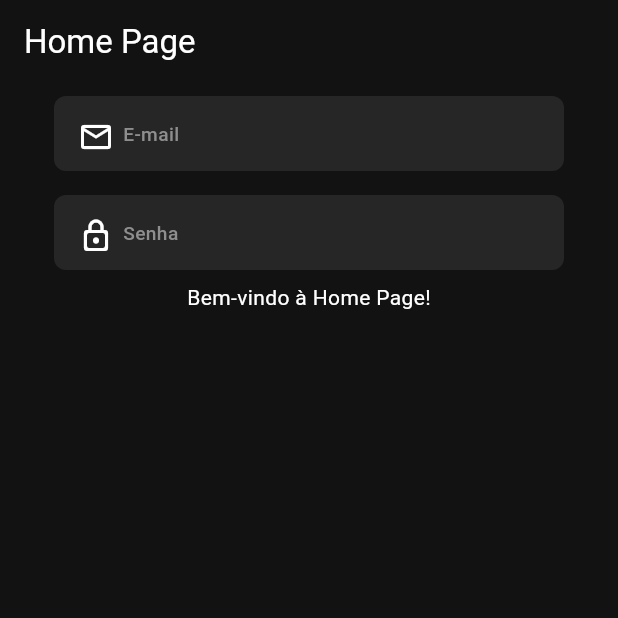
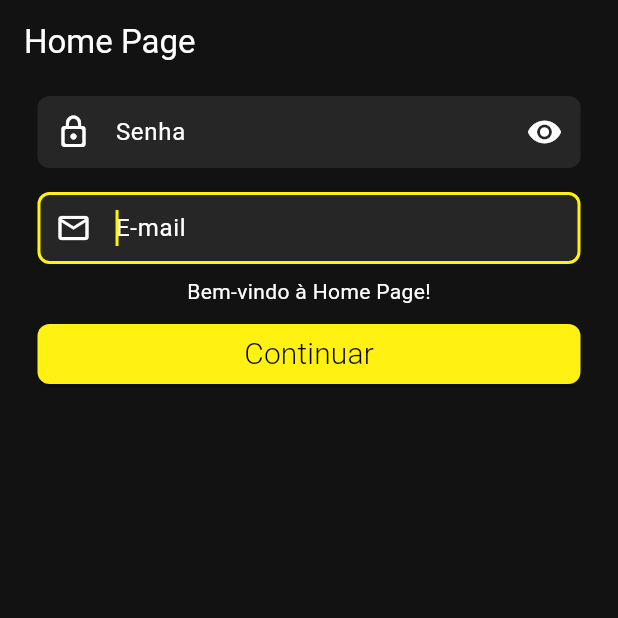
Before and after one commit to Ottenim/projetoDispositivosMoveis, a Flutter app: the HomePage screen opened directly, on a phone screen of 412 x 824 dp, the top half of it. Run offline on Flutter 3.47's test engine with Material 3 defaults, Android fonts, the phone set to English and light mode, and no system bars; our stand-ins replace cloud_firestore, email_validator, firebase_core, flutter_svg; accounts and stored records are empty.

Commit message:
Adiciona campos email e senha, theme, date_picker e text_field

```diff
--- a/lib/ui/pages/home_page.dart
+++ b/lib/ui/pages/home_page.dart
@@ -1,7 +1,10 @@
-import 'package:barber/ui/widgets/campo_texto.dart';
+import 'package:barber/ui/widgets/botao_continuar.dart';
+import 'package:barber/ui/widgets/campo_email.dart';
+import 'package:barber/ui/widgets/campo_senha.dart';
 import 'package:flutter/material.dart';
 
 class HomePage extends StatelessWidget {
+  final TextEditingController _controller = TextEditingController();
   @override
   Widget build(BuildContext context) {
     return Scaffold(
@@ -11,15 +14,10 @@ class HomePage extends StatelessWidget {
       body: Center(
           child: Column(
         children: [
-          CampoTexto(
-            icon: Icons.email_outlined,
-            hint: 'E-mail',
-          ),
-          CampoTexto(
-            icon: Icons.lock_outline_rounded,
-            hint: 'Senha',
-          ),
+          PasswordField(controller: _controller),
+          EmailFieldWidget(controller: _controller),
           Text("Bem-vindo à Home Page!"),
+          BotaoContinuar(text: "Continuar", onClicked: () {})
         ],
       )),
     );
--- /dev/null
+++ b/lib/ui/widgets/botao_continuar.dart
@@ -0,0 +1,36 @@
+import 'package:flutter/material.dart';
+
+class BotaoContinuar extends StatelessWidget {
+  final String text;
+  final VoidCallback onClicked;
+
+  const BotaoContinuar({
+    Key? key,
+    required this.text,
+    required this.onClicked,
+  }) : super(key: key);
+
+  @override
+  Widget build(BuildContext context) {
+    return Padding(
+      padding: const EdgeInsets.only(left: 25, right: 25, top: 8, bottom: 8),
+      child: ElevatedButton(
+        style: ElevatedButton.styleFrom(
+          minimumSize: const Size.fromHeight(40),
+          shape: RoundedRectangleBorder(
+            borderRadius: BorderRadius.circular(8),
+          ),
+          backgroundColor: const Color(0xFFFFF112),
+        ),
+        onPressed: onClicked,
+        child: FittedBox(
+          child: Text(
+            text,
+            style: const TextStyle(
+                fontSize: 20, color: Colors.black, fontWeight: FontWeight.w300),
+          ),
+        ),
+      ),
+    );
+  }
+}
--- /dev/null
+++ b/lib/ui/widgets/campo_email.dart
@@ -0,0 +1,65 @@
+import 'package:email_validator/email_validator.dart';
+import 'package:flutter/material.dart';
+
+class EmailFieldWidget extends StatefulWidget {
+  final TextEditingController controller;
+
+  const EmailFieldWidget({
+    Key? key,
+    required this.controller,
+  }) : super(key: key);
+
+  @override
+  _EmailFieldWidgetState createState() => _EmailFieldWidgetState();
+}
+
+class _EmailFieldWidgetState extends State<EmailFieldWidget> {
+  @override
+  void initState() {
+    super.initState();
+
+    widget.controller.addListener(onListen);
+  }
+
+  @override
+  void dispose() {
+    widget.controller.removeListener(onListen);
+    super.dispose();
+  }
+
+  void onListen() => setState(() {});
+
+  @override
+  Widget build(BuildContext context) {
+    return Padding(
+      padding: const EdgeInsets.only(left: 25, right: 25, top: 8, bottom: 8),
+      child: TextFormField(
+        controller: widget.controller,
+        decoration: InputDecoration(
+          hintText: 'E-mail',
+          filled: true,
+          fillColor: const Color(0xFF262626),
+          border: OutlineInputBorder(
+            borderRadius: BorderRadius.circular(8),
+            borderSide: BorderSide.none,
+          ),
+          focusedBorder: OutlineInputBorder(
+            borderRadius: BorderRadius.circular(8),
+            borderSide: const BorderSide(color: Color(0xFFFFF112), width: 2),
+          ),
+          prefixIcon: const Icon(Icons.email_outlined),
+          contentPadding:
+              const EdgeInsets.symmetric(vertical: 10.0, horizontal: 15),
+        ),
+        enableInteractiveSelection: false,
+        cursorColor: const Color(0xFFFFF112),
+        keyboardType: TextInputType.emailAddress,
+        autofillHints: [AutofillHints.email],
+        autofocus: true,
+        validator: (email) => email != null && !EmailValidator.validate(email)
+            ? 'Enter a valid email'
+            : null,
+      ),
+    );
+  }
+}
--- /dev/null
+++ b/lib/ui/widgets/campo_senha.dart
@@ -0,0 +1,60 @@
+import 'package:flutter/material.dart';
+import 'package:flutter/services.dart';
+
+class PasswordField extends StatefulWidget {
+  final TextEditingController controller;
+
+  const PasswordField({
+    Key? key,
+    required this.controller,
+  }) : super(key: key);
+
+  @override
+  _PasswordFieldState createState() => _PasswordFieldState();
+}
+
+class _PasswordFieldState extends State<PasswordField> {
+  bool isHidden = false;
+
+  @override
+  Widget build(BuildContext context) {
+    return Padding(
+      padding: const EdgeInsets.only(left: 25, right: 25, top: 8, bottom: 8),
+      child: TextFormField(
+        controller: widget.controller,
+        obscureText: isHidden,
+        decoration: InputDecoration(
+          hintText: 'Senha',
+          filled: true,
+          fillColor: const Color(0xFF262626),
+          border: OutlineInputBorder(
+            borderRadius: BorderRadius.circular(8),
+            borderSide: BorderSide.none,
+          ),
+          focusedBorder: OutlineInputBorder(
+            borderRadius: BorderRadius.circular(8),
+            borderSide: const BorderSide(color: Color(0xFFFFF112), width: 2),
+          ),
+          prefixIcon: Icon(Icons.lock_outline_rounded),
+          contentPadding:
+              const EdgeInsets.symmetric(vertical: 10.0, horizontal: 15),
+          suffixIcon: IconButton(
+            icon:
+                isHidden ? Icon(Icons.visibility_off) : Icon(Icons.visibility),
+            onPressed: togglePasswordVisibility,
+          ),
+        ),
+        enableInteractiveSelection: false,
+        cursorColor: const Color(0xFFFFF112),
+        keyboardType: TextInputType.visiblePassword,
+        autofillHints: [AutofillHints.password],
+        onEditingComplete: () => TextInput.finishAutofillContext(),
+        validator: (password) => password != null && password.length < 5
+            ? 'Enter min. 5 characters'
+            : null,
+      ),
+    );
+  }
+
+  void togglePasswordVisibility() => setState(() => isHidden = !isHidden);
+}
--- a/lib/ui/widgets/campo_texto.dart
+++ /dev/null
@@ -1,51 +0,0 @@
-import 'package:flutter/cupertino.dart';
-
-class CampoTexto extends StatelessWidget {
-  IconData? icon;
-  String? hint;
-
-  CampoTexto({this.icon, this.hint});
-
-  @override
-  Widget build(BuildContext context) {
-    return Padding(
-        padding: const EdgeInsets.only(left: 25, right: 25, top: 8, bottom: 8),
-        child: Container(
-          width: 340,
-          height: 50,
-          decoration: ShapeDecoration(
-            color: const Color(0xFF262626),
-            shape:
-                RoundedRectangleBorder(borderRadius: BorderRadius.circular(8)),
-          ),
-          child: Padding(
-            padding:
-                const EdgeInsets.only(left: 16, right: 16, top: 14, bottom: 14),
-            child: Row(
-              children: [
-                Container(
-                  alignment: Alignment.centerLeft,
-                  width: 20,
-                  height: 20,
-                  child: icon == null ? SizedBox() : Icon(icon),
-                ),
-                Padding(
-                  padding: const EdgeInsets.only(
-                    left: 10,
-                    right: 10,
-                  ),
-                  child: Text(
-                    textAlign: TextAlign.start,
-                    hint ?? '',
-                    style: const TextStyle(
-                        color: Color(0xFF8E8E8E),
-                        fontWeight: FontWeight.w500,
-                        fontSize: 12.8),
-                  ),
-                ),
-              ],
-            ),
-          ),
-        ));
-  }
-}
--- /dev/null
+++ b/lib/ui/widgets/widgets.dart
@@ -0,0 +1,2 @@
+export 'base_date_picker.dart';
+export 'base_text_field.dart';
--- /dev/null
+++ b/lib/utils/page_state.dart
@@ -0,0 +1,6 @@
+enum PageState {
+  none,
+  loading,
+  success,
+  error;
+}
--- /dev/null
+++ b/lib/utils/utils.dart
@@ -0,0 +1,3 @@
+export 'helper.dart';
+export 'janei_theme.dart';
+export 'page_state.dart';
--- a/pubspec.yaml
+++ b/pubspec.yaml
@@ -37,6 +37,9 @@ dependencies:
   cupertino_icons: ^1.0.6
   firebase_core: ^2.30.1
   cloud_firestore: ^4.17.2
+  intl: ^0.19.0
+  flutter_svg: ^2.0.10+1
+  email_validator: ^2.0.1
 
 dev_dependencies:
   flutter_test:
```
Also changed, not shown: lib/ui/widgets/base_date_picker.dart (added, +45 -0 lines), lib/ui/widgets/base_text_field.dart (added, +68 -0 lines), lib/utils/helper.dart (added, +12 -0 lines), lib/utils/janei_theme.dart (added, +29 -0 lines), pubspec.lock.
